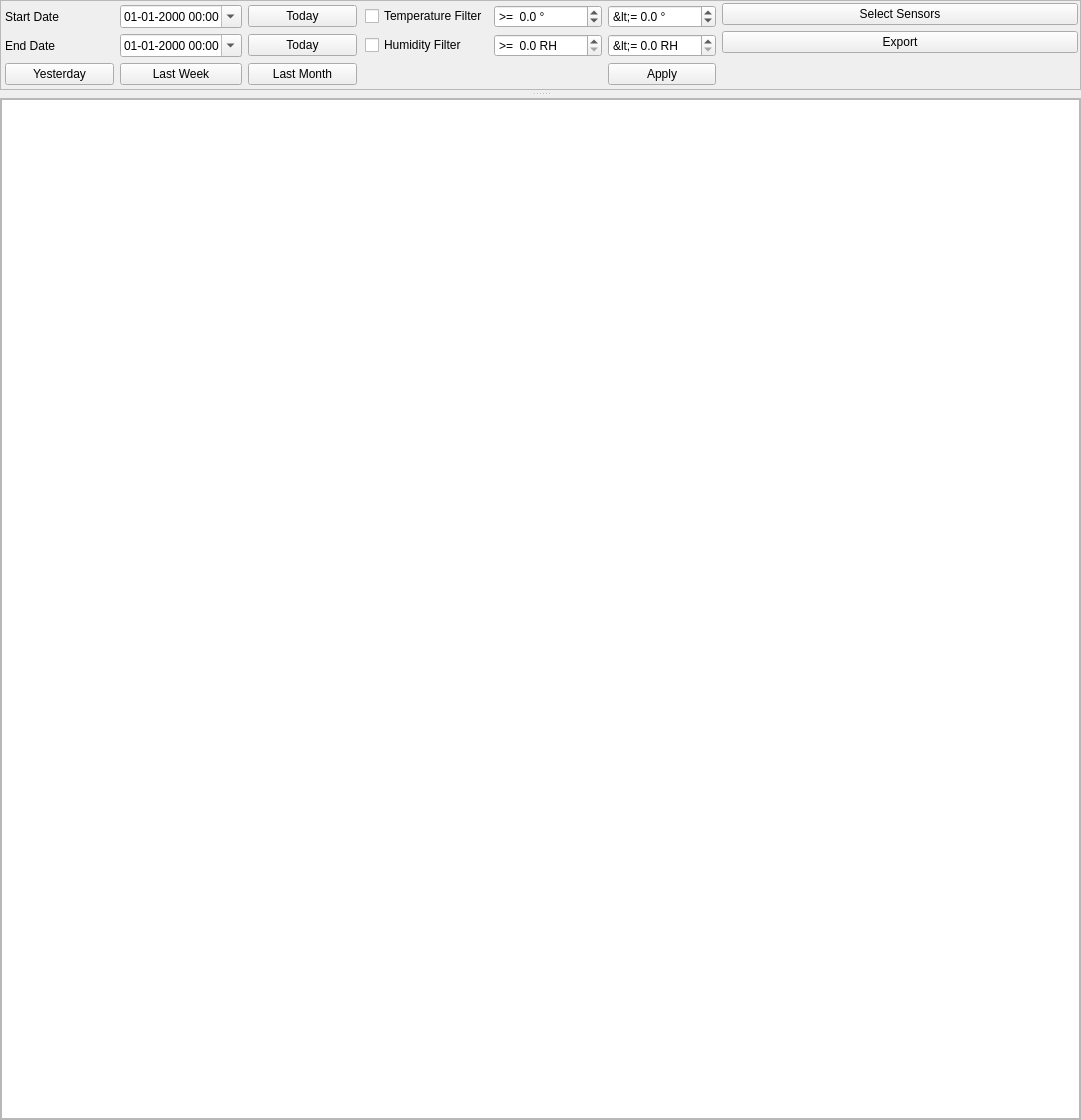
The window that manager/src/MeasurementsWidget.ui (porkmarks/sense) describes before a commit, drawn with Qt 5.
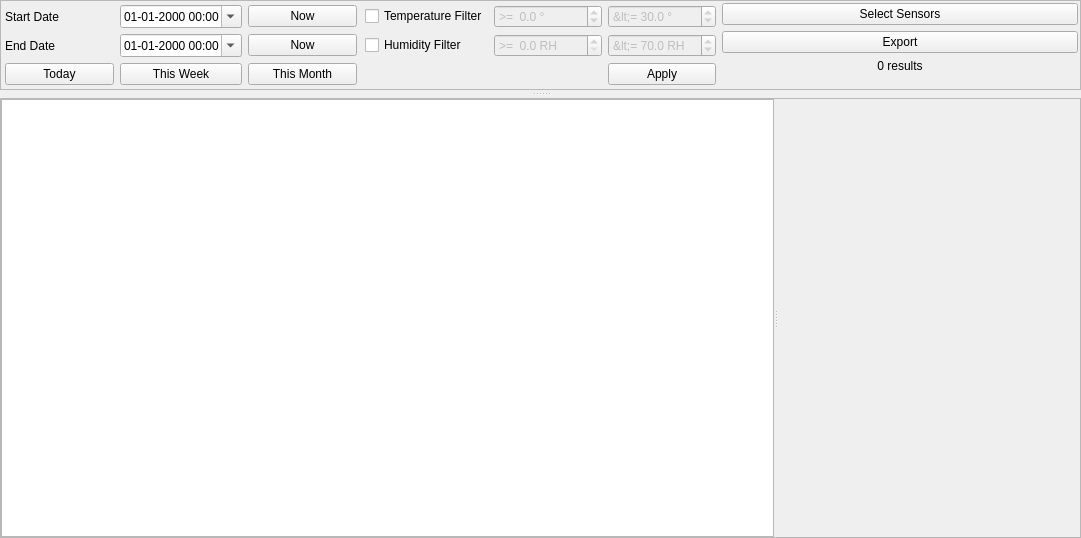
The same window after the commit. Icons and pictures are not drawn.

Commit message: More icons Working measurements filter Started the plot

Patch:
```diff
--- a/manager/src/MeasurementsWidget.ui
+++ b/manager/src/MeasurementsWidget.ui
@@ -7,7 +7,7 @@
     <x>0</x>
     <y>0</y>
     <width>1081</width>
-    <height>1120</height>
+    <height>538</height>
    </rect>
   </property>
   <property name="windowTitle">
@@ -87,25 +87,25 @@
           <property name="bottomMargin">
            <number>4</number>
           </property>
-          <item row="2" column="3">
-           <widget class="QPushButton" name="pushButton">
-            <property name="text">
-             <string>Today</string>
-            </property>
-           </widget>
-          </item>
-          <item row="1" column="0">
-           <widget class="QLabel" name="label">
-            <property name="text">
-             <string>Start Date</string>
-            </property>
-           </widget>
-          </item>
-          <item row="2" column="2">
-           <widget class="QDateTimeEdit" name="dateTimeEdit_2">
+          <item row="1" column="2">
+           <widget class="QDateTimeEdit" name="minDateTime">
             <property name="showGroupSeparator" stdset="0">
              <bool>false</bool>
             </property>
+            <property name="maximumDate">
+             <date>
+              <year>7930</year>
+              <month>12</month>
+              <day>31</day>
+             </date>
+            </property>
+            <property name="minimumDate">
+             <date>
+              <year>1780</year>
+              <month>9</month>
+              <day>14</day>
+             </date>
+            </property>
             <property name="displayFormat">
              <string>dd-MM-yyyy HH:mm</string>
             </property>
@@ -114,6 +114,13 @@
             </property>
            </widget>
           </item>
+          <item row="3" column="3">
+           <widget class="QPushButton" name="thisMonth">
+            <property name="text">
+             <string>This Month</string>
+            </property>
+           </widget>
+          </item>
           <item row="2" column="0">
            <widget class="QLabel" name="label_2">
             <property name="text">
@@ -121,31 +128,28 @@
             </property>
            </widget>
           </item>
-          <item row="3" column="0">
-           <widget class="QPushButton" name="pushButton_6">
-            <property name="text">
-             <string>Yesterday</string>
-            </property>
-           </widget>
-          </item>
-          <item row="3" column="3">
-           <widget class="QPushButton" name="pushButton_8">
-            <property name="text">
-             <string>Last Month</string>
-            </property>
-           </widget>
-          </item>
           <item row="3" column="2">
-           <widget class="QPushButton" name="pushButton_7">
+           <widget class="QPushButton" name="thisWeek">
             <property name="text">
-             <string>Last Week</string>
+             <string>This Week</string>
             </property>
            </widget>
           </item>
-          <item row="1" column="3">
-           <widget class="QPushButton" name="pushButton_2">
+          <item row="1" column="0">
+           <widget class="QLabel" name="label">
             <property name="text">
-             <string>Today</string>
+             <string>Start Date</string>
+            </property>
+           </widget>
+          </item>
+          <item row="2" column="3">
+           <widget class="QPushButton" name="maxDateTimeNow">
+            <property name="text">
+             <string>Now</string>
+            </property>
+            <property name="icon">
+             <iconset resource="../res/res.qrc">
+              <normaloff>:/icons/ui/today.png</normaloff>:/icons/ui/today.png</iconset>
             </property>
            </widget>
           </item>
@@ -162,11 +166,43 @@
             </property>
            </spacer>
           </item>
-          <item row="1" column="2">
-           <widget class="QDateTimeEdit" name="dateTimeEdit">
+          <item row="1" column="3">
+           <widget class="QPushButton" name="minDateTimeNow">
+            <property name="text">
+             <string>Now</string>
+            </property>
+            <property name="icon">
+             <iconset resource="../res/res.qrc">
+              <normaloff>:/icons/ui/today.png</normaloff>:/icons/ui/today.png</iconset>
+            </property>
+           </widget>
+          </item>
+          <item row="3" column="0">
+           <widget class="QPushButton" name="thisDay">
+            <property name="text">
+             <string>Today</string>
+            </property>
+           </widget>
+          </item>
+          <item row="2" column="2">
+           <widget class="QDateTimeEdit" name="maxDateTime">
             <property name="showGroupSeparator" stdset="0">
              <bool>false</bool>
             </property>
+            <property name="maximumDate">
+             <date>
+              <year>7930</year>
+              <month>12</month>
+              <day>31</day>
+             </date>
+            </property>
+            <property name="minimumDate">
+             <date>
+              <year>1780</year>
+              <month>9</month>
+              <day>14</day>
+             </date>
+            </property>
             <property name="displayFormat">
              <string>dd-MM-yyyy HH:mm</string>
             </property>
@@ -194,7 +230,10 @@
            <number>4</number>
           </property>
           <item row="1" column="2">
-           <widget class="QDoubleSpinBox" name="doubleSpinBox_4">
+           <widget class="QDoubleSpinBox" name="maxHumidity">
+            <property name="enabled">
+             <bool>false</bool>
+            </property>
             <property name="prefix">
              <string>&lt;= </string>
             </property>
@@ -204,10 +243,49 @@
             <property name="decimals">
              <number>1</number>
             </property>
+            <property name="minimum">
+             <double>1.000000000000000</double>
+            </property>
+            <property name="value">
+             <double>70.000000000000000</double>
+            </property>
+           </widget>
+          </item>
+          <item row="1" column="0">
+           <widget class="QCheckBox" name="useHumidity">
+            <property name="text">
+             <string>Humidity Filter</string>
+            </property>
+           </widget>
+          </item>
+          <item row="0" column="0">
+           <widget class="QCheckBox" name="useTemperature">
+            <property name="text">
+             <string>Temperature Filter</string>
+            </property>
+           </widget>
+          </item>
+          <item row="1" column="1">
+           <widget class="QDoubleSpinBox" name="minHumidity">
+            <property name="enabled">
+             <bool>false</bool>
+            </property>
+            <property name="prefix">
+             <string>&gt;=  </string>
+            </property>
+            <property name="suffix">
+             <string> RH</string>
+            </property>
+            <property name="decimals">
+             <number>1</number>
+            </property>
+            <property name="maximum">
+             <double>99.000000000000000</double>
+            </property>
            </widget>
           </item>
           <item row="2" column="2">
-           <widget class="QPushButton" name="pushButton_3">
+           <widget class="QPushButton" name="apply">
             <property name="text">
              <string>Apply</string>
             </property>
@@ -218,7 +296,10 @@
            </widget>
           </item>
           <item row="0" column="1">
-           <widget class="QDoubleSpinBox" name="doubleSpinBox">
+           <widget class="QDoubleSpinBox" name="minTemperature">
+            <property name="enabled">
+             <bool>false</bool>
+            </property>
             <property name="prefix">
              <string>&gt;=  </string>
             </property>
@@ -232,12 +313,15 @@
              <double>-50.000000000000000</double>
             </property>
             <property name="maximum">
-             <double>200.000000000000000</double>
+             <double>199.000000000000000</double>
             </property>
            </widget>
           </item>
           <item row="0" column="2">
-           <widget class="QDoubleSpinBox" name="doubleSpinBox_2">
+           <widget class="QDoubleSpinBox" name="maxTemperature">
+            <property name="enabled">
+             <bool>false</bool>
+            </property>
             <property name="prefix">
              <string>&lt;= </string>
             </property>
@@ -248,34 +332,17 @@
              <number>1</number>
             </property>
             <property name="minimum">
-             <double>-50.000000000000000</double>
+             <double>-49.000000000000000</double>
             </property>
             <property name="maximum">
              <double>200.000000000000000</double>
             </property>
-           </widget>
-          </item>
-          <item row="1" column="0">
-           <widget class="QCheckBox" name="checkBox_2">
-            <property name="text">
-             <string>Humidity Filter</string>
+            <property name="value">
+             <double>30.000000000000000</double>
             </property>
            </widget>
           </item>
-          <item row="1" column="1">
-           <widget class="QDoubleSpinBox" name="doubleSpinBox_3">
-            <property name="prefix">
-             <string>&gt;=  </string>
-            </property>
-            <property name="suffix">
-             <string> RH</string>
-            </property>
-            <property name="decimals">
-             <number>1</number>
-            </property>
-           </widget>
-          </item>
-          <item row="2" column="0">
+          <item row="3" column="0">
            <spacer name="verticalSpacer">
             <property name="orientation">
              <enum>Qt::Vertical</enum>
@@ -288,13 +355,6 @@
             </property>
            </spacer>
           </item>
-          <item row="0" column="0">
-           <widget class="QCheckBox" name="checkBox">
-            <property name="text">
-             <string>Temperature Filter</string>
-            </property>
-           </widget>
-          </item>
          </layout>
         </widget>
        </item>
@@ -319,21 +379,8 @@
           <property name="bottomMargin">
            <number>2</number>
           </property>
-          <item row="3" column="0">
-           <spacer name="verticalSpacer_2">
-            <property name="orientation">
-             <enum>Qt::Vertical</enum>
-            </property>
-            <property name="sizeHint" stdset="0">
-             <size>
-              <width>0</width>
-              <height>0</height>
-             </size>
-            </property>
-           </spacer>
-          </item>
           <item row="0" column="0">
-           <widget class="QPushButton" name="pushButton_4">
+           <widget class="QPushButton" name="selectSensors">
             <property name="text">
              <string>Select Sensors</string>
             </property>
@@ -344,12 +391,35 @@
            </widget>
           </item>
           <item row="2" column="0">
-           <widget class="QPushButton" name="pushButton_5">
+           <widget class="QPushButton" name="export_2">
             <property name="text">
              <string>Export</string>
             </property>
            </widget>
           </item>
+          <item row="4" column="0">
+           <spacer name="verticalSpacer_2">
+            <property name="orientation">
+             <enum>Qt::Vertical</enum>
+            </property>
+            <property name="sizeHint" stdset="0">
+             <size>
+              <width>0</width>
+              <height>0</height>
+             </size>
+            </property>
+           </spacer>
+          </item>
+          <item row="3" column="0">
+           <widget class="QLabel" name="resultCount">
+            <property name="text">
+             <string>0 results</string>
+            </property>
+            <property name="alignment">
+             <set>Qt::AlignCenter</set>
+            </property>
+           </widget>
+          </item>
          </layout>
         </widget>
        </item>
@@ -368,7 +438,7 @@
       <property name="frameShadow">
        <enum>QFrame::Raised</enum>
       </property>
-      <layout class="QVBoxLayout" name="verticalLayout_3">
+      <layout class="QHBoxLayout" name="horizontalLayout_2">
        <property name="spacing">
         <number>0</number>
        </property>
@@ -385,16 +455,22 @@
         <number>0</number>
        </property>
        <item>
-        <widget class="QTreeView" name="list">
-         <property name="alternatingRowColors">
-          <bool>true</bool>
+        <widget class="QSplitter" name="splitter_2">
+         <property name="orientation">
+          <enum>Qt::Horizontal</enum>
          </property>
-         <property name="uniformRowHeights">
-          <bool>true</bool>
-         </property>
-         <property name="sortingEnabled">
-          <bool>true</bool>
-         </property>
+         <widget class="QTreeView" name="list">
+          <property name="alternatingRowColors">
+           <bool>true</bool>
+          </property>
+          <property name="uniformRowHeights">
+           <bool>true</bool>
+          </property>
+          <property name="sortingEnabled">
+           <bool>true</bool>
+          </property>
+         </widget>
+         <widget class="QWidget" name="plotWidget" native="true"/>
         </widget>
        </item>
       </layout>
```
Left out of the diff: 67 changed lines with no effect on the pictures. The commit also changes 13 other files.
